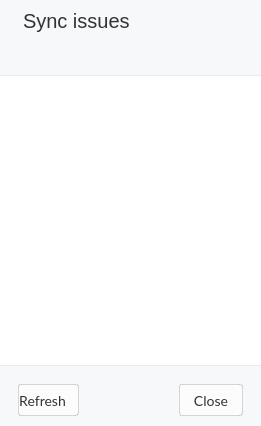
Before: the Qt Designer form src/MEGASync/stalled_issues/gui/win/StalledIssuesDialog.ui in meganz/MEGAsync, drawn with Qt 5.
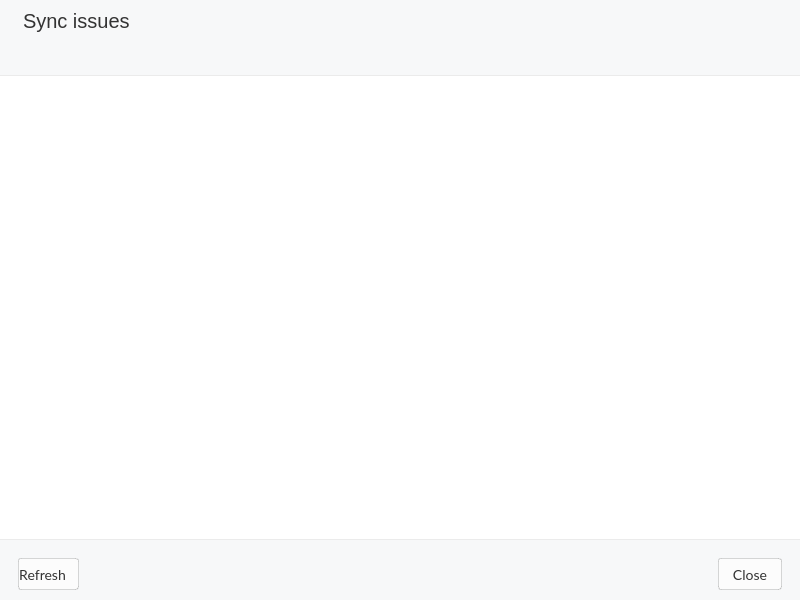
After: the same form once the commit is applied. Icons and pictures are not drawn. Custom widgets are drawn as their Qt base class.

Commit message: Scroll fixed // Loading view scene implemented // Performance improved // Somes cases added // Elided path fixed

What changed in the file:
```diff
--- a/src/MEGASync/stalled_issues/gui/win/StalledIssuesDialog.ui
+++ b/src/MEGASync/stalled_issues/gui/win/StalledIssuesDialog.ui
@@ -6,10 +6,22 @@
    <rect>
     <x>0</x>
     <y>0</y>
-    <width>261</width>
-    <height>426</height>
+    <width>800</width>
+    <height>600</height>
    </rect>
   </property>
+  <property name="minimumSize">
+   <size>
+    <width>800</width>
+    <height>600</height>
+   </size>
+  </property>
+  <property name="maximumSize">
+   <size>
+    <width>16777215</width>
+    <height>16777215</height>
+   </size>
+  </property>
   <property name="windowTitle">
    <string>Stalled Issues</string>
   </property>
@@ -281,6 +293,81 @@
       <number>0</number>
      </property>
      <widget class="QWidget" name="TreeViewContainerPage">
+      <property name="styleSheet">
+       <string notr="true">QScrollBar:vertical
+{
+    background: #f6f6f6;
+    width: 15px;
+    border-left: 1px solid #E4E4E4;
+}
+
+QScrollBar::sub-line:vertical, QScrollBar::add-line:vertical
+{
+    border: none;
+    background: none;
+    width:0px;
+    height:0px;
+}
+
+QScrollBar::handle:vertical
+{
+    background: #c0c0c0;
+    min-height: 20px;
+    border-radius: 4px;
+    margin: 3px 4px 3px 2px;
+}
+
+QMenu
+{
+    border: 1px solid #B8B8B8;
+   border-radius: 8px;
+    background: #ffffff;
+    padding-top: 16px;
+    padding-bottom: 16px;
+    padding-left: 8px;
+    padding-right: 8px;
+}
+
+QMenu::item
+{
+   font-size: 14px;
+   color: #333333;
+   background: transparent; 
+   margin-top: 3px;
+   margin-bottom: 3px;
+   padding-left: 16px;
+   padding-right: 16px;
+   margin-left: 16px;
+   margin-right: 16px;
+}
+
+QMenu::item:selected
+{
+    font-weight: bold;  
+}
+
+QMenu::separator
+{
+    height: 1px;
+	width: 164px;
+	min-width: 164px;
+	max-width: 164px;
+    background-color: #EEEEEE;
+    margin-top: 9px;
+    margin-bottom: 9px;
+}
+
+QMenu::item:disabled
+{
+    background-color: #ffffff;
+    color: rgba(119,119,119,0.3);
+}
+
+QMenu::item:default
+{
+    color: #F46265;
+}</string>
+      </property>
       <layout class="QVBoxLayout" name="verticalLayout_2">
        <property name="spacing">
         <number>0</number>
@@ -303,7 +390,7 @@
           <bool>false</bool>
          </property>
          <property name="styleSheet">
-          <string notr="true">background-color: rgba(255, 255, 255, 0);</string>
+          <string notr="true">background-color: rgba(255, 255, 255,0);</string>
          </property>
          <property name="frameShape">
           <enum>QFrame::NoFrame</enum>
@@ -314,11 +401,20 @@
          <property name="lineWidth">
           <number>0</number>
          </property>
+         <property name="sizeAdjustPolicy">
+          <enum>QAbstractScrollArea::AdjustToContents</enum>
+         </property>
+         <property name="autoScroll">
+          <bool>false</bool>
+         </property>
          <property name="editTriggers">
           <set>QAbstractItemView::NoEditTriggers</set>
          </property>
          <property name="alternatingRowColors">
-          <bool>true</bool>
+          <bool>false</bool>
+         </property>
+         <property name="verticalScrollMode">
+          <enum>QAbstractItemView::ScrollPerPixel</enum>
          </property>
          <property name="indentation">
           <number>0</number>
```
Left out of the diff: 4 changed lines with no effect on the pictures. The commit also changes 46 other files.
